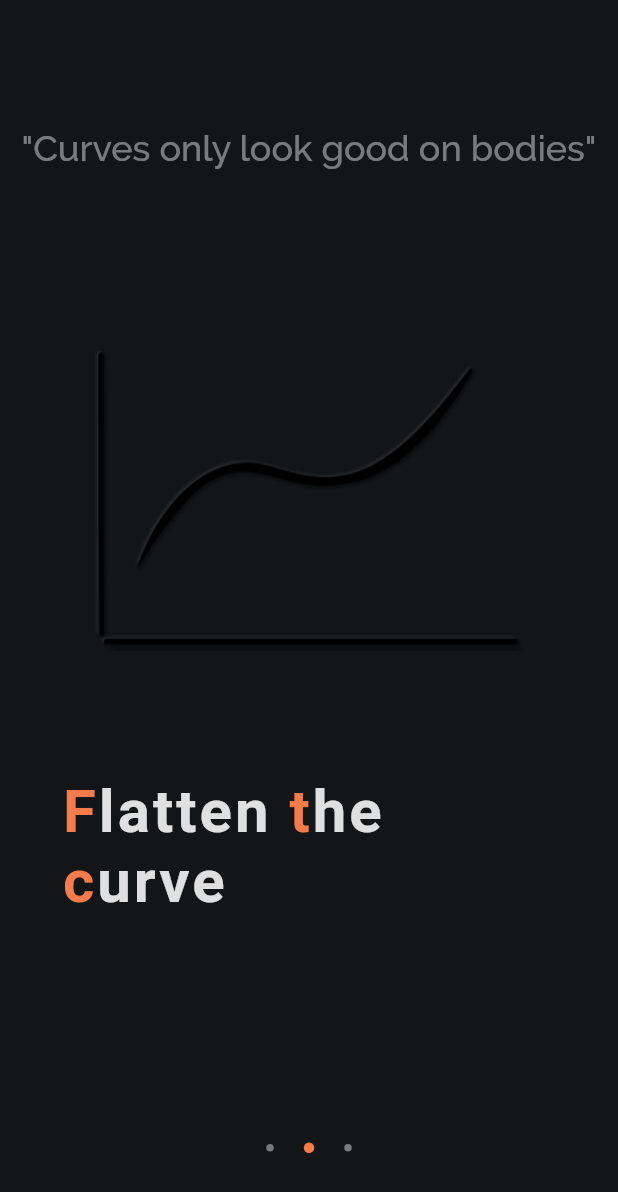
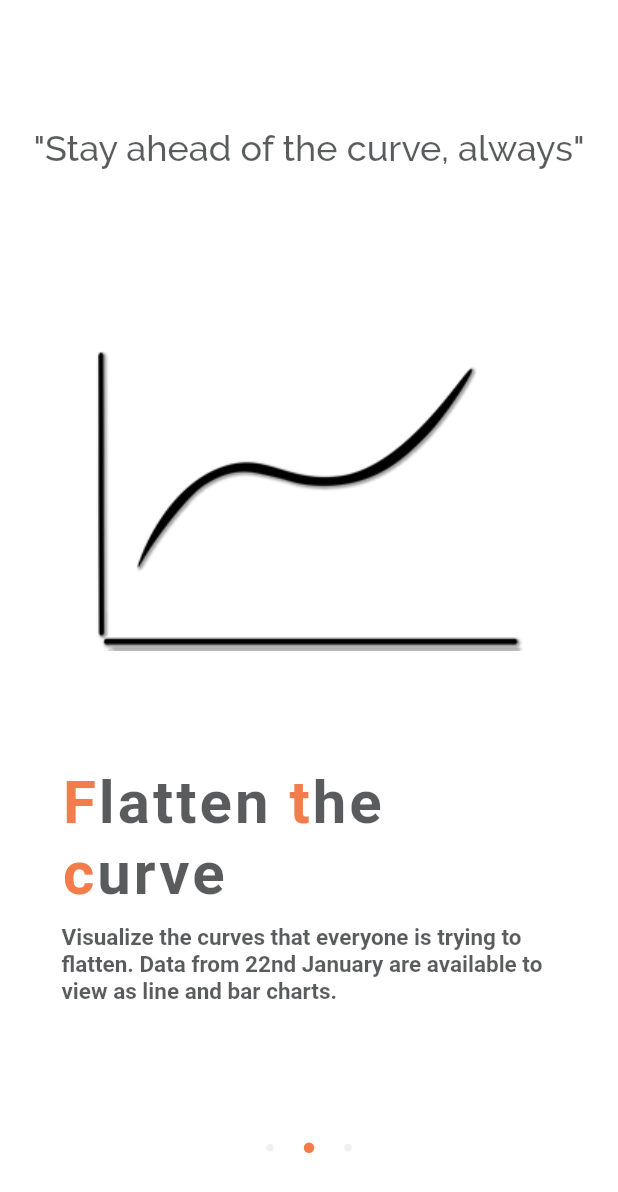
Before and after one commit to arpank10/Covid-19-Flutter, a Flutter app: the screen it shows after launch, swiped to page 2, on a phone screen of 412 x 824 dp. Shown: the top 1192 px of the screen. Run offline on Flutter 3.47's test engine with Material 2 defaults, Android fonts, the light colour scheme and no system bars; drawn by our look-alikes of liquid_swipe; our stand-ins replace fl_chart, flutter_svg, shared_preferences, sqflite; accounts and stored records are empty; Roboto replaces fonts that are missing (Hind).

Commit message:
All three onboarding screens added, TODO: Design appropriate images

```diff
--- a/lib/Widgets/onboarding.dart
+++ b/lib/Widgets/onboarding.dart
@@ -2,6 +2,7 @@ import 'package:covid/constants.dart';
 import 'package:covid/screensize_reducer.dart';
 import 'package:flutter/cupertino.dart';
 import 'package:flutter/material.dart';
+import 'package:flutter/services.dart';
 import 'package:liquid_swipe/liquid_swipe.dart';
 
 
@@ -53,7 +54,7 @@ class _OnboardScreensState extends State<OnboardScreens> {
               child: Center(
                 child: Text(
                   '"' + onboard_qoutes[index] + '"',
-                  style: TextStyle(fontFamily: 'Raleway', color: secondary_text, fontSize: 24, fontWeight: FontWeight.w500),
+                  style: TextStyle(fontFamily: 'Raleway', color: textHeadingOtherColor[index], fontSize: 24, fontWeight: FontWeight.w500),
                 ),
               ),
             ),
@@ -74,14 +75,10 @@ class _OnboardScreensState extends State<OnboardScreens> {
                   mainAxisAlignment: MainAxisAlignment.spaceAround,
                   crossAxisAlignment: CrossAxisAlignment.start,
                   children: <Widget>[
-                    getRichText(onboard_headings[index]),
+                    getRichText(onboard_headings[index], index),
                     Padding(
                       padding: EdgeInsets.symmetric(vertical: screenHeight(context, dividedBy: propPaddingLarge)),
-                      child: Text(
-                        onboard_description[index],
-                        textAlign: TextAlign.start,
-                        style: TextStyle(color: secondary_text, fontSize: 15, fontWeight: FontWeight.bold),
-                      ),
+                      child: getDescription(index),
                     ),
                   ],
                 ),
@@ -104,7 +101,38 @@ class _OnboardScreensState extends State<OnboardScreens> {
     );
   }
 
-  Widget getRichText(String quote){
+  Widget getDescription(int index){
+    if(index != 2){
+      return Text(
+        onboard_description[index],
+        textAlign: TextAlign.start,
+        style: TextStyle(color: textHeadingOtherColor[index], fontSize: 15, fontWeight: FontWeight.bold),
+      );
+    }
+    return Center(
+      child: GestureDetector(
+        onTap: () {
+          HapticFeedback.heavyImpact();
+          print("Button Pressed");
+        },
+        child: Container(
+          width: screenWidth(context,dividedBy: 2.5),
+          padding : EdgeInsets.all(screenHeight(context, dividedBy: propPaddingSmall)),
+          margin : EdgeInsets.symmetric(vertical: screenHeight(context, dividedBy: propPaddingLarge)),
+          decoration: BoxDecoration(
+            color: background,
+            boxShadow: outer_shadow,
+            borderRadius: BorderRadius.circular(4.0)
+          ),
+          child: Center(
+            child: getRichText("Let's Go", 3)
+          ),
+        ),
+      ),
+    );
+  }
+
+  Widget getRichText(String quote, int index){
     List<String> words = quote.split(" ");
     List<TextSpan> spans = new List();
 
@@ -113,17 +141,21 @@ class _OnboardScreensState extends State<OnboardScreens> {
       String other = word.substring(1) + " ";
       spans.add(new TextSpan(
         text: first,
-        style: TextStyle(color: orange)
+        style: TextStyle(
+          color: orange
+        )
       ));
       spans.add(new TextSpan(
         text: other,
-        style: TextStyle(color: primary_text)
+        style: TextStyle(
+          color: textHeadingOtherColor[index]
+        )
       ));
     });
 
     return new RichText(
       text: TextSpan(
-        style: TextStyle(fontFamily: 'Raleway', fontSize: 40, letterSpacing: 2, fontWeight: FontWeight.w800),
+        style: TextStyle(fontFamily: 'Raleway', fontSize: index==3?20:40, letterSpacing: 2, fontWeight: FontWeight.w800),
         children: spans
       )
     );
--- a/lib/constants.dart
+++ b/lib/constants.dart
@@ -4,7 +4,6 @@ import 'package:flutter/material.dart';
 //-----------------------------------Colors----------------------------------//
 const primary = const Color(0xff121212);
 const background =  Color.fromRGBO(19,21,23,1.0);
-const background2 =  Color.fromRGBO(20,20,20,1.0);
 const search_bar_colour = const Color.fromRGBO(34,36,45,1.0);
 const box_gradient_top = const Color(0xff1B1E27);
 const box_gradient_bottom = const Color(0xff121212);
@@ -19,9 +18,13 @@ const topShadow = const Color.fromRGBO(255, 250, 250, 0.2);
 const bottomShadow = const Color.fromRGBO(0, 0, 0, 0.75);
 
 const onboardA =  Color.fromRGBO(19,21,23,1.0);
-const onboardB =  Color.fromRGBO(19,21,23,1.0);
-const onboardC =  Color.fromRGBO(19,21,23,1.0);
+const onboardB =  Color.fromRGBO(255,255,255,1.0);
+const onboardC =  onboardA;
 
+const alternate_text = Color.fromRGBO(19,21,23,0.7);
+
+//const textHeadingColor = [orange, onboardA, orange];
+const textHeadingOtherColor = [primary_text, alternate_text, primary_text, primary_text];
 
 //----------------------------------Gradients---------------------------------//
 const backgroud_gradient = const LinearGradient(
@@ -179,11 +182,11 @@ const iconBoxTexts = ["I", "D", "R", "A"];
 const selectedChartHeading = ["Cumulative", "Daily"];
 
 //----------------------------------Arrays---------------------------------//
-const onboard_qoutes = ["Ignorance isn't bliss always", "Curves only look good on bodies", "Save the world by staying at home"];
+const onboard_qoutes = ["Ignorance isn't bliss always", "Stay ahead of the curve, always", "Save the world by staying at home"];
 const onboard_headings = ["Know the figures", "Flatten the curve", "It's time to start"];
 const onboard_description = [
-  "Real time updates from data curated by John Hopkins University. View the trends of the Covid-19 strain worldwide or in your own country.",
-  "",
+  "Real time updates from data curated by John Hopkins University. View the numbers of the Covid-19 strain worldwide or in your own country.",
+  "Visualize the curves that everyone is trying to flatten. Data from 22nd January are available to view as line and bar charts.",
   ""
 ];
 
```
